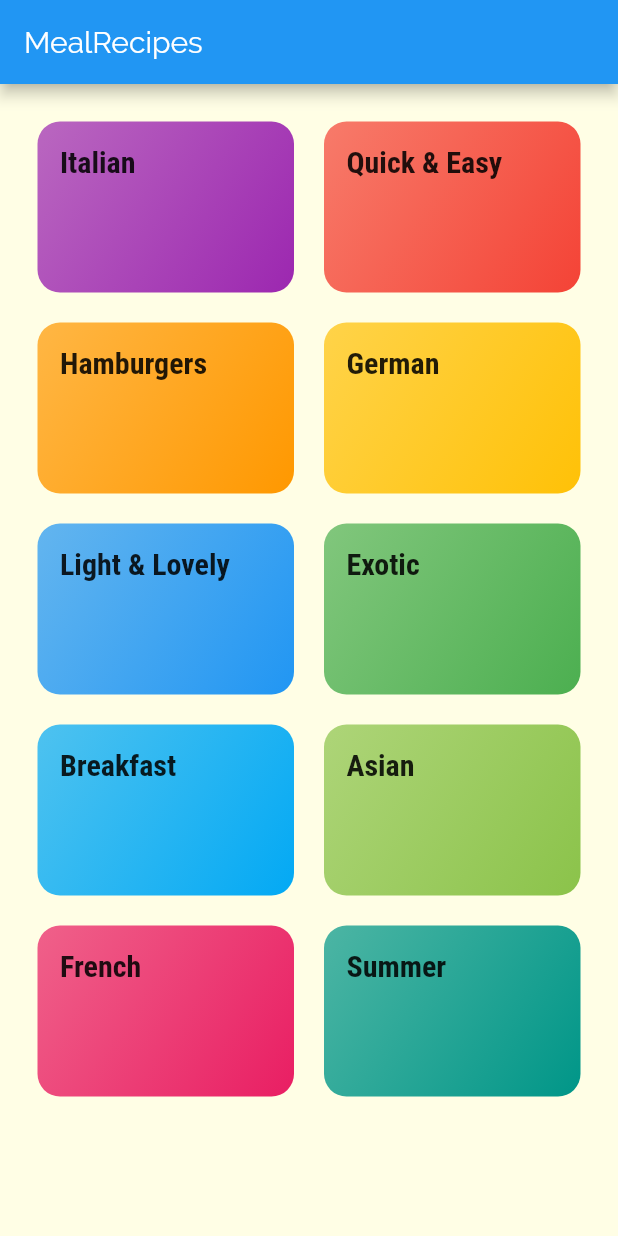
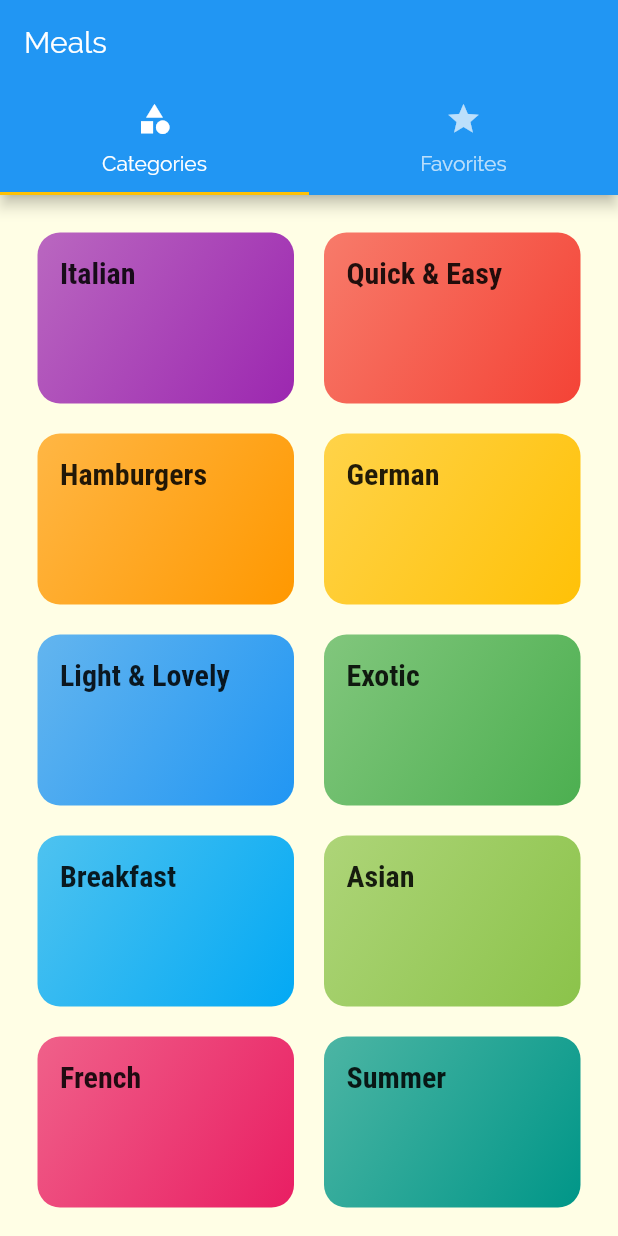
Before and after one commit to ixsho/meal_recipes, a Flutter app: the screen it shows after launch, on a phone screen of 412 x 824 dp. Run offline on Flutter 3.47's test engine with Material 2 defaults, Android fonts, the phone set to English and light mode, and no system bars.

Commit message:
Add: Tab bar to the App bar

```diff
--- a/lib/main.dart
+++ b/lib/main.dart
@@ -1,5 +1,6 @@
 import 'package:flutter/material.dart';
 
+import './screens/tabs_screen.dart';
 import './screens/meal_detail_screen.dart';
 import './screens/categories_screen.dart';
 import './screens/category_meals_screen.dart';
@@ -32,7 +33,7 @@ class MyApp extends StatelessWidget {
       ),
       initialRoute: '/',
       routes: {
-        '/': (ctx) => CategoriesScreen(),
+        '/': (ctx) => TabsScreen(),
         CategoryMealsScreen.routeName: (ctx) => CategoryMealsScreen(),
         MealDetailScreen.routeName: (ctx) => MealDetailScreen(),
       },
--- a/lib/screens/categories_screen.dart
+++ b/lib/screens/categories_screen.dart
@@ -7,11 +7,7 @@ import '../widgets/category_item.dart';
 class CategoriesScreen extends StatelessWidget {
   @override
   Widget build(BuildContext context) {
-    return Scaffold(
-      appBar: AppBar(
-        title: const Text('MealRecipes'),
-      ),
-      body: GridView(
+    return GridView(
       padding: EdgeInsets.all(25),
       children: DUMMY_CATEGORIES
           .map(
@@ -28,7 +24,6 @@ class CategoriesScreen extends StatelessWidget {
         crossAxisSpacing: 20,
         mainAxisSpacing: 20,
       ),
-      ),
     );
   }
 }
--- /dev/null
+++ b/lib/screens/favorites_screen.dart
@@ -0,0 +1,10 @@
+import 'package:flutter/material.dart';
+
+class FavoritesScreen extends StatelessWidget {
+  @override
+  Widget build(BuildContext context) {
+    return Center(
+      child: Text('The Favorites'),
+    );
+  }
+}
--- /dev/null
+++ b/lib/screens/tabs_screen.dart
@@ -0,0 +1,42 @@
+import 'package:flutter/material.dart';
+import 'package:meal_recipes/screens/favorites_screen.dart';
+import './categories_screen.dart';
+
+class TabsScreen extends StatefulWidget {
+  @override
+  _TabsScreenState createState() => _TabsScreenState();
+}
+
+class _TabsScreenState extends State<TabsScreen> {
+  @override
+  Widget build(BuildContext context) {
+    return DefaultTabController(
+      length: 2,
+      child: Scaffold(
+        appBar: AppBar(
+          title: Text('Meals'),
+          bottom: TabBar(
+            tabs: <Widget>[
+              Tab(
+                icon: Icon(Icons.category),
+                text: 'Categories',
+              ),
+              Tab(
+                icon: Icon(
+                  Icons.star,
+                ),
+                text: 'Favorites',
+              ),
+            ],
+          ),
+        ),
+        body: TabBarView(
+          children: <Widget>[
+            CategoriesScreen(),
+            FavoritesScreen(),
+          ],
+        ),
+      ),
+    );
+  }
+}
```
Lines whose indentation alone changed are shown as unchanged.
